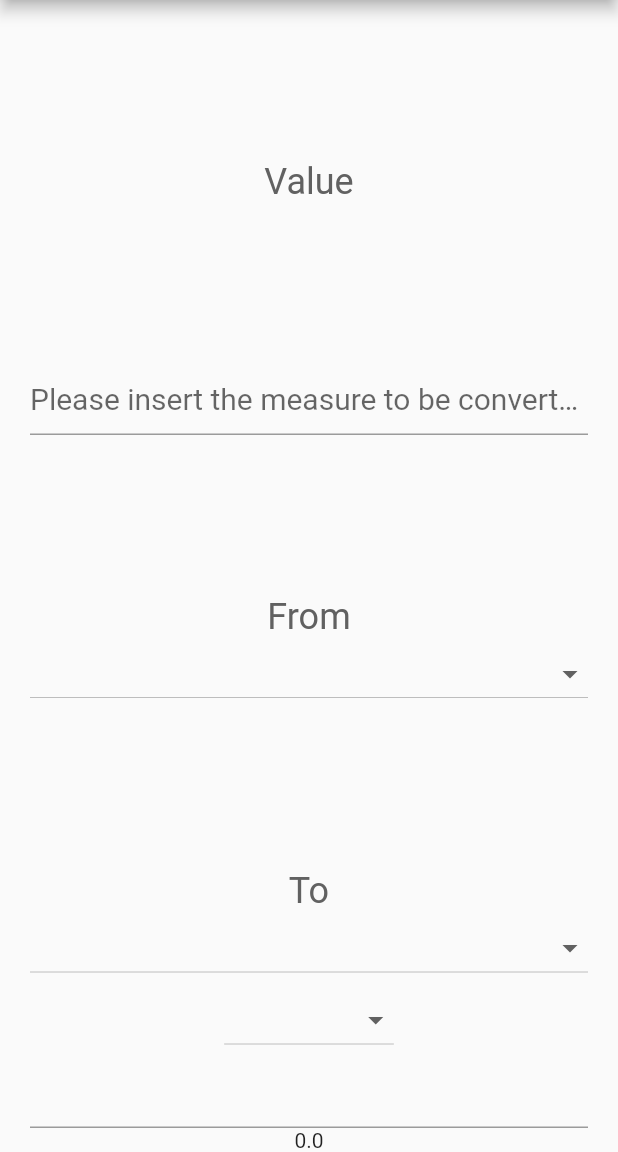
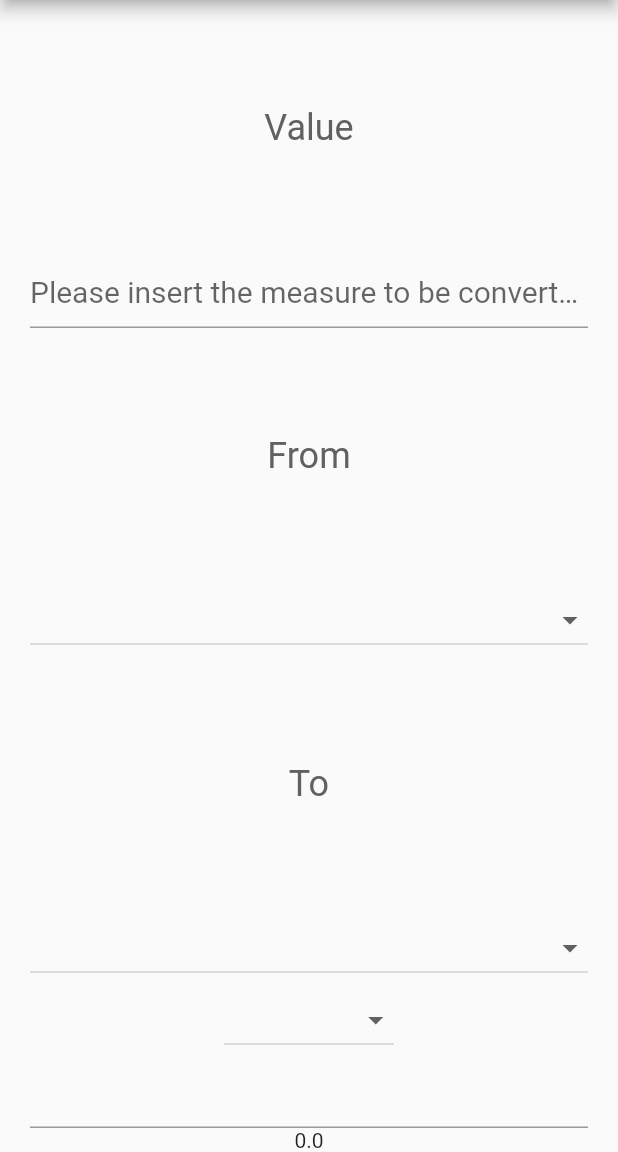
Before and after one commit to tomasz-belech/measure_converter_flutter, a Flutter app: the screen it shows after launch, on a phone screen of 412 x 824 dp, the part 84-1236 px from its top. Run offline on Flutter 3.47's test engine with Material 2 defaults, Android fonts, the phone set to English and light mode, and no system bars.

Commit message:
dropdown buttons , styles added

```diff
--- a/measure_converter/lib/main.dart
+++ b/measure_converter/lib/main.dart
@@ -76,8 +76,10 @@ class MyAppState extends State<MyApp> {
                   'From',
                   style: labelStyle,
                 ),
+                Spacer(),
                 DropdownButton(
                     isExpanded: true,
+                    style: inputStyle,
                     items: _measures.map((String value) {
                       return DropdownMenuItem<String>(
                         value: value,
@@ -96,8 +98,10 @@ class MyAppState extends State<MyApp> {
                   'To',
                   style: labelStyle,
                 ),
+                Spacer(),
                 DropdownButton(
                     isExpanded: true,
+                    style: inputStyle,
                     items: _measures.map((String value) {
                       return DropdownMenuItem<String>(
                         value: value,
```
